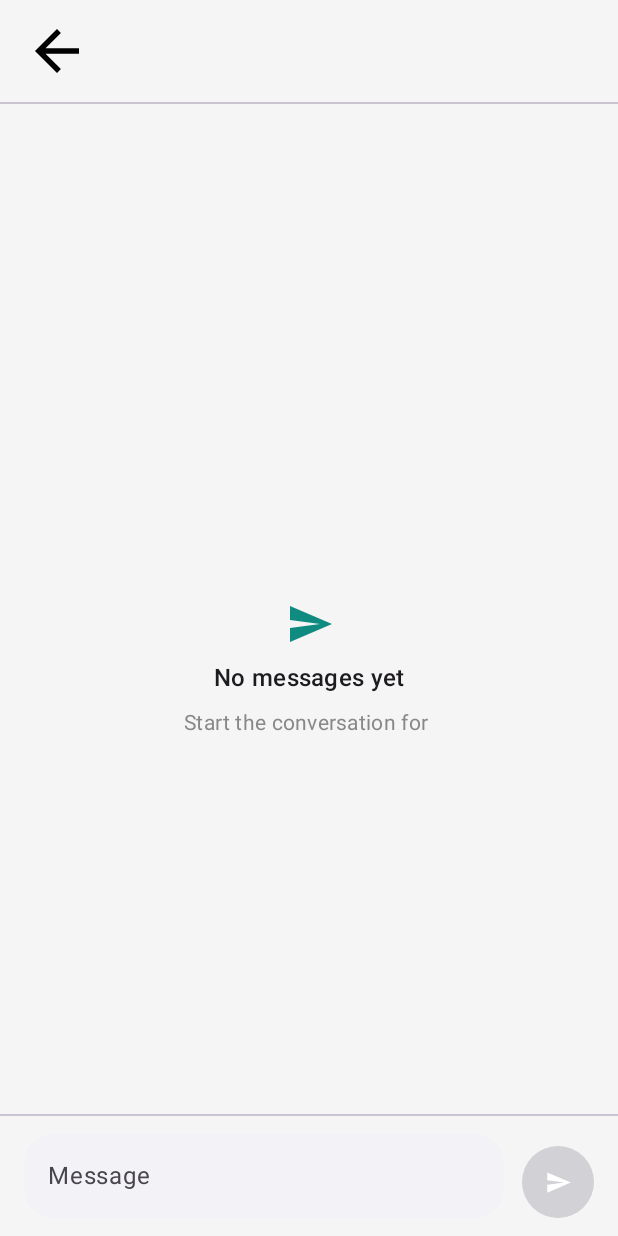
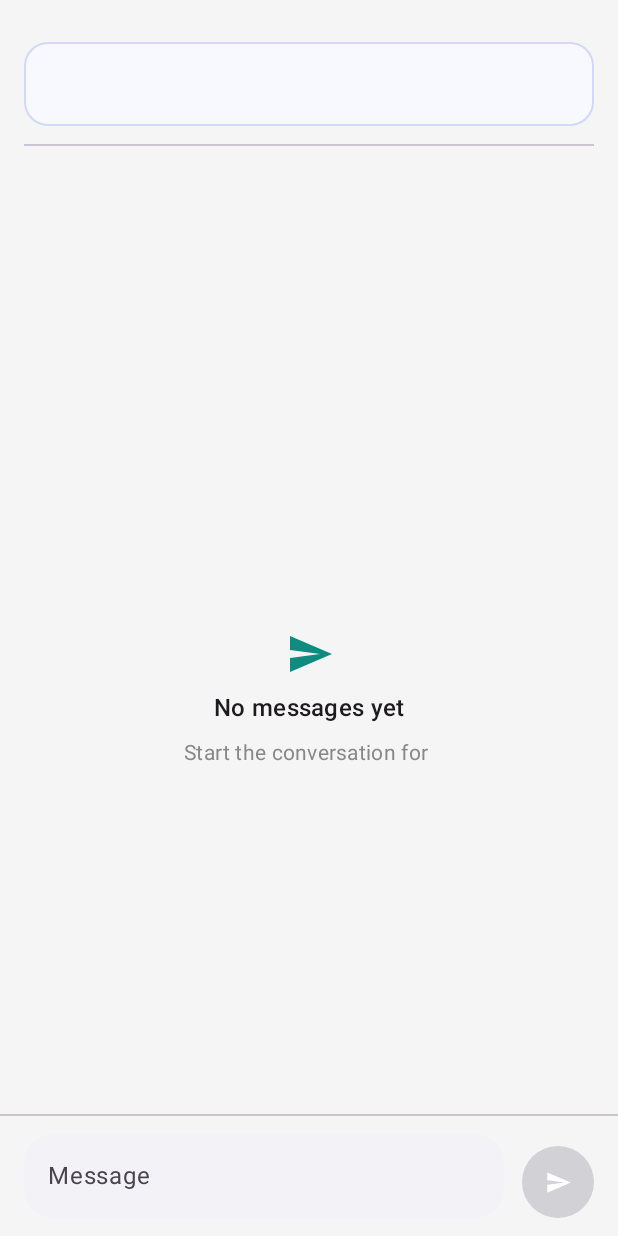
Before and after one commit to tareksakakini/CliqueApp, an Android app built with Jetpack Compose: the composable EventChatScreen called with empty values, on a phone screen of 412 x 824 dp. Run offline under Robolectric (Android 15) with nearby library versions, the phone set to English and light mode, and no system bars; our stand-ins replace Firebase (no records; nobody signed in at launch, a user with empty details on screens opened directly); pictures from the network do not load.

Commit message:
more upgrades

```diff
--- a/CliqueAndroid/app/src/main/java/com/yallaconnect/app/ui/screens/events/EventChatScreen.kt
+++ b/CliqueAndroid/app/src/main/java/com/yallaconnect/app/ui/screens/events/EventChatScreen.kt
@@ -1,6 +1,7 @@
 package com.yallaconnect.app.ui.screens.events
 
 import androidx.compose.foundation.background
+import androidx.compose.foundation.border
 import androidx.compose.foundation.clickable
 import androidx.compose.foundation.layout.Arrangement
 import androidx.compose.foundation.layout.Box
@@ -21,7 +22,6 @@ import androidx.compose.foundation.lazy.rememberLazyListState
 import androidx.compose.foundation.shape.CircleShape
 import androidx.compose.foundation.shape.RoundedCornerShape
 import androidx.compose.material.icons.Icons
-import androidx.compose.material.icons.filled.ArrowBack
 import androidx.compose.material.icons.filled.Send
 import androidx.compose.material3.Divider
 import androidx.compose.material3.Icon
@@ -47,6 +47,8 @@ import coil.compose.AsyncImage
 import com.yallaconnect.app.data.model.Event
 import com.yallaconnect.app.data.model.EventChatMessage
 import com.yallaconnect.app.data.model.User
+import com.yallaconnect.app.ui.theme.CliqueCardStroke
+import com.yallaconnect.app.ui.theme.CliqueSurfaceHighlight
 import com.yallaconnect.app.ui.theme.TealAccent
 import java.time.Instant
 import java.time.ZoneId
@@ -82,12 +84,28 @@ fun EventChatScreen(
             .fillMaxSize()
             .background(Color(0xFFF5F5F5))
     ) {
-        ChatHeader(
-            eventTitle = event.title,
-            onBack = onBack
-        )
+        Spacer(modifier = Modifier.height(28.dp))
 
-        Divider()
+        Box(
+            modifier = Modifier
+                .fillMaxWidth()
+                .padding(horizontal = 16.dp)
+                .background(CliqueSurfaceHighlight, RoundedCornerShape(16.dp))
+                .border(1.dp, CliqueCardStroke, RoundedCornerShape(16.dp))
+                .padding(horizontal = 16.dp, vertical = 14.dp)
+        ) {
+            Text(
+                text = event.title,
+                style = MaterialTheme.typography.titleLarge,
+                fontWeight = FontWeight.Bold,
+                color = MaterialTheme.colorScheme.onSurface,
+                maxLines = 1
+            )
+        }
+
+        Spacer(modifier = Modifier.height(12.dp))
+        Divider(modifier = Modifier.padding(horizontal = 16.dp))
+        Spacer(modifier = Modifier.height(12.dp))
 
         if (messages.isEmpty()) {
             Box(
@@ -142,34 +160,6 @@ fun EventChatScreen(
             onTextChange = onComposerTextChange,
             onSend = onSendMessage,
             enabled = composerText.trim().isNotEmpty()
-        )
-    }
-}
-
-@Composable
-private fun ChatHeader(eventTitle: String, onBack: () -> Unit) {
-    Row(
-        modifier = Modifier
-            .fillMaxWidth()
-            .padding(horizontal = 16.dp, vertical = 12.dp),
-        verticalAlignment = Alignment.CenterVertically
-    ) {
-        Icon(
-            imageVector = Icons.Default.ArrowBack,
-            contentDescription = "Back",
-            modifier = Modifier
-                .size(44.dp)
-                .clickable { onBack() },
-            tint = Color.Black
-        )
-
-        Text(
-            text = eventTitle,
-            style = MaterialTheme.typography.titleLarge,
-            fontWeight = FontWeight.Bold,
-            fontSize = 20.sp,
-            modifier = Modifier.padding(start = 8.dp),
-            maxLines = 1
         )
     }
 }
```
Also changed, not shown: CliqueAndroid/app/src/main/java/com/yallaconnect/app/ui/screens/friends/UserDetailScreen.kt (+46 -24 lines).
